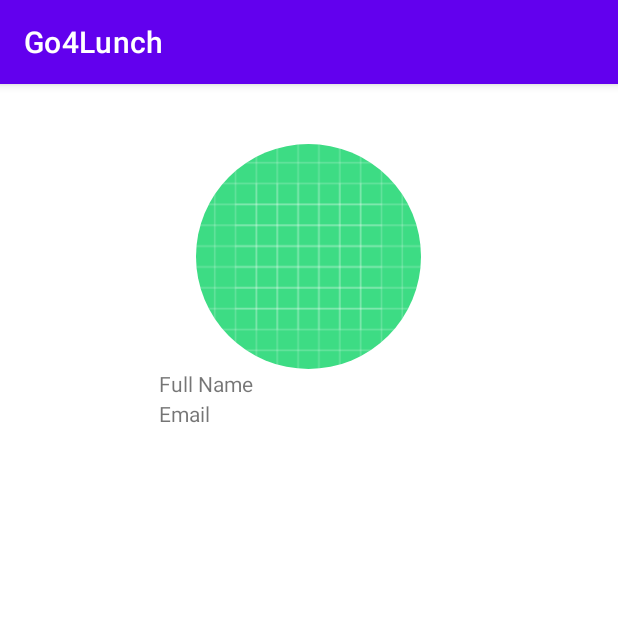
After one commit to zood234/Go4Lunch, an Android app: the UserProfileActivity screen opened directly, with no data from a screen before it, on a phone screen of 412 x 824 dp, the top half of it. The commit adds this screen. Run offline under Robolectric (Android 15) with nearby library versions, the phone set to English and light mode, and no system bars; our stand-ins replace CircleImageView, Firebase (no records; nobody signed in at launch, a user with empty details on screens opened directly); 3 statements that could not run were skipped.

Commit message:
Read Profile

```diff
--- a/app/build.gradle
+++ b/app/build.gradle
@@ -41,7 +41,7 @@ dependencies {
 
 
     implementation 'com.google.firebase:firebase-auth:21.0.1'
-    implementation 'com.google.firebase:firebase-storage-ktx:20.0.0'
+  //  implementation 'com.google.firebase:firebase-storage-ktx:20.0.0'
     testImplementation 'junit:junit:4.+'
     androidTestImplementation 'androidx.test.ext:junit:1.1.3'
     androidTestImplementation 'androidx.test.espresso:espresso-core:3.4.0'
@@ -82,4 +82,7 @@ dependencies {
     //Progress Dialog Library
     implementation 'com.jpardogo.googleprogressbar:library:1.2.0'
 
+    implementation 'com.firebaseui:firebase-ui-storage:4.3.2'
+
+
 }
--- a/app/src/main/java/com/example/go4lunch/DashboardActivity.kt
+++ b/app/src/main/java/com/example/go4lunch/DashboardActivity.kt
@@ -59,6 +59,7 @@ class DashboardActivity : AppCompatActivity() {
         val signOutBtn = findViewById<Button>(R.id.sign_out_btn)
         val profileImg = findViewById<ImageView>(R.id.profile_image)
 
+        val userProfilebtn = findViewById<Button>(R.id.userProfileBtn)
 
 
 
@@ -76,6 +77,11 @@ class DashboardActivity : AppCompatActivity() {
             val intent = Intent(this, SignInActivity::class.java)
             startActivity(intent)
             finish()
+        }
+
+        userProfilebtn.setOnClickListener {
+            val i = Intent(this, UserProfileActivity::class.java)
+            startActivity(i)
         }
     }
 
--- /dev/null
+++ b/app/src/main/java/com/example/go4lunch/UserProfileActivity.kt
@@ -0,0 +1,66 @@
+package com.example.go4lunch
+
+import android.app.Dialog
+import android.graphics.BitmapFactory
+import androidx.appcompat.app.AppCompatActivity
+import android.os.Bundle
+import android.widget.ImageView
+import android.widget.TextView
+import android.widget.Toast
+import com.google.firebase.auth.FirebaseAuth
+import com.google.firebase.database.*
+import com.google.firebase.storage.FirebaseStorage
+import com.google.firebase.storage.StorageReference
+import java.io.File
+
+class UserProfileActivity : AppCompatActivity() {
+    private lateinit var auth: FirebaseAuth
+    private lateinit var databaseReference: DatabaseReference
+    private lateinit var storageReference: StorageReference
+    private lateinit var user:User
+    private lateinit var  uid :String
+
+    override fun onCreate(savedInstanceState: Bundle?) {
+        super.onCreate(savedInstanceState)
+        setContentView(R.layout.activity_user_profile)
+        auth = FirebaseAuth.getInstance()
+        uid = auth.currentUser?.uid.toString()
+        databaseReference = FirebaseDatabase.getInstance().getReference("Users")
+        if(uid.isNotEmpty()){
+            getUserData()
+        }
+    }
+
+    private fun getUserData() {
+        databaseReference.child(uid).addValueEventListener(object  : ValueEventListener{
+            override fun onDataChange(snapshot: DataSnapshot) {
+                user = snapshot.getValue(User::class.java)!!
+                val nameTxt = findViewById<TextView>(R.id.tvFullname)
+                val emailTxt = findViewById<TextView>(R.id.tvEmail)
+                nameTxt.text = user.displayName
+                emailTxt.text = user.email
+                getUserProfile()
+
+            }
+
+            override fun onCancelled(error: DatabaseError) {
+            }
+
+        })
+    }
+
+    private fun getUserProfile() {
+        val profileIv = findViewById<ImageView>(R.id.circleImageView)
+
+      storageReference = FirebaseStorage.getInstance().reference.child("users/" +uid)
+        val localFile = File.createTempFile("tempImage", "jpg")
+        storageReference.getFile(localFile).addOnSuccessListener {
+          val bitmap = BitmapFactory.decodeFile(localFile.absolutePath)
+            profileIv.setImageBitmap(bitmap)
+        }.addOnFailureListener{
+            Toast.makeText(this,"Failed to retrieve image ", Toast.LENGTH_SHORT).show()
+        }
+    }
+
+
+}
--- /dev/null
+++ b/app/src/main/res/layout/activity_user_profile.xml
@@ -0,0 +1,38 @@
+<?xml version="1.0" encoding="utf-8"?>
+<androidx.constraintlayout.widget.ConstraintLayout xmlns:android="http://schemas.android.com/apk/res/android"
+    xmlns:app="http://schemas.android.com/apk/res-auto"
+    xmlns:tools="http://schemas.android.com/tools"
+    android:layout_width="match_parent"
+    android:layout_height="match_parent"
+    tools:context=".UserProfileActivity">
+
+    <de.hdodenhof.circleimageview.CircleImageView
+        android:id="@+id/circleImageView"
+        android:layout_width="150dp"
+        android:layout_height="150dp"
+        android:layout_marginTop="40dp"
+        android:src="@drawable/ic_launcher_background"
+        app:layout_constraintEnd_toEndOf="parent"
+        app:layout_constraintHorizontal_bias="0.498"
+        app:layout_constraintStart_toStartOf="parent"
+        app:layout_constraintTop_toTopOf="parent" />
+
+    <TextView
+        android:id="@+id/tvFullname"
+        android:layout_width="200dp"
+        android:layout_height="20dp"
+        app:layout_constraintEnd_toEndOf="parent"
+        app:layout_constraintStart_toStartOf="parent"
+        app:layout_constraintTop_toBottomOf="@+id/circleImageView"
+        android:text="Full Name"/>
+
+    <TextView
+        android:id="@+id/tvEmail"
+        android:layout_width="200dp"
+        android:layout_height="20dp"
+        app:layout_constraintEnd_toEndOf="parent"
+        app:layout_constraintStart_toStartOf="parent"
+        app:layout_constraintTop_toBottomOf="@+id/tvFullname"
+        android:text="Email"/>
+
+</androidx.constraintlayout.widget.ConstraintLayout>
```
Also changed, not shown: app/src/main/AndroidManifest.xml (+10 -3 lines), app/src/main/res/layout/activity_dashboard.xml (+10 -0 lines).
